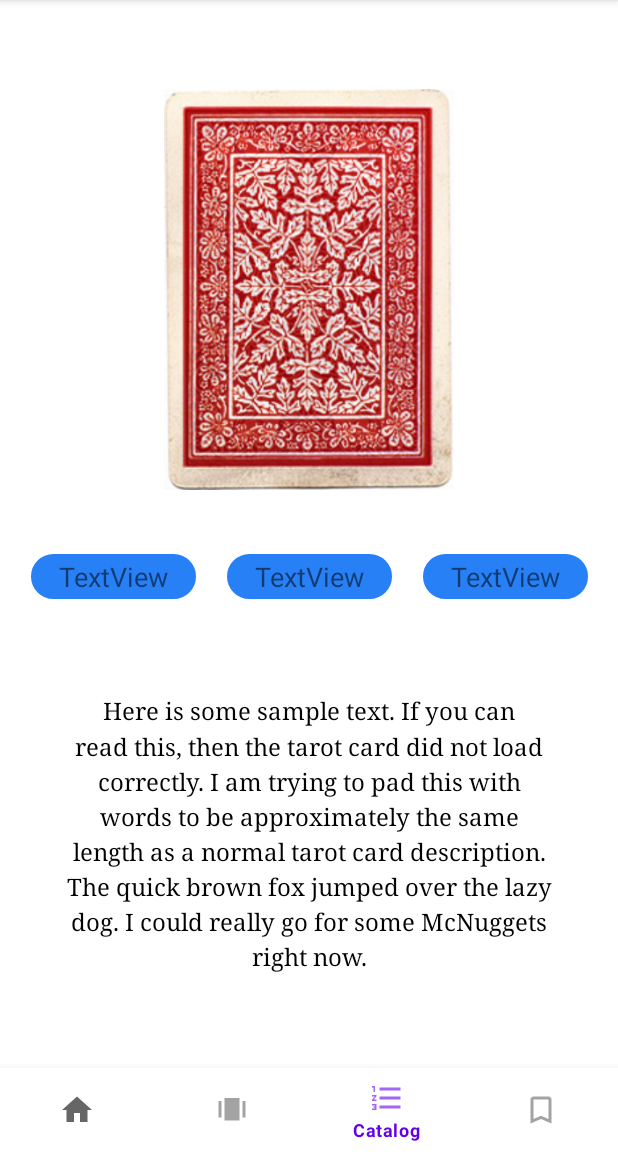
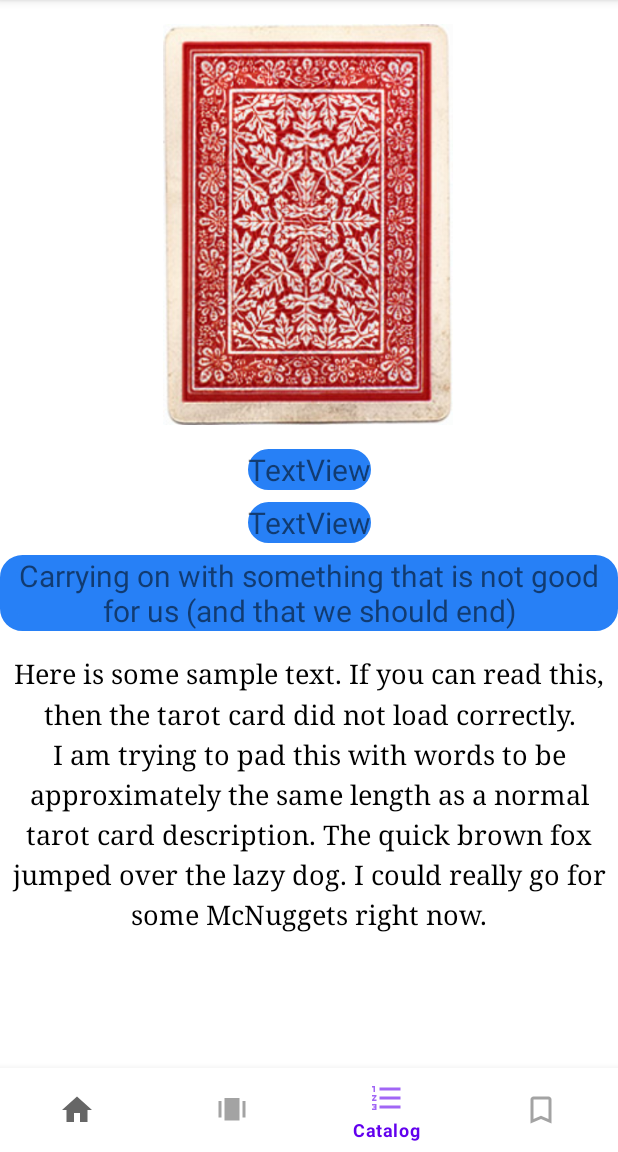
Before and after one commit to Jcheng8293/Zephyrus-, an Android app: the CardFacts screen opened directly, with no data from a screen before it, on a phone screen of 412 x 824 dp, the part 84-1236 px from its top. Run offline under Robolectric (Android 15) with nearby library versions, the phone set to English and light mode, and no system bars; Roboto replaces fonts that are not available here; 6 statements that could not run were skipped.

Commit message:
Added a scroll view for long descriptions, and caption text boxes to handle long captions

```diff
--- a/Zephyrus/app/src/main/java/com/example/zephyrus/CardFacts.java
+++ b/Zephyrus/app/src/main/java/com/example/zephyrus/CardFacts.java
@@ -17,9 +17,9 @@ public class CardFacts extends AppCompatActivity {
         setContentView(R.layout.card_facts);
         TarotCard card = (TarotCard) getIntent().getSerializableExtra("TarotCard");
 
-        TextView leftMeaningTextView = findViewById(R.id.leftMeaningTextView);
+        TextView leftMeaningTextView = findViewById(R.id.topMeaningTextView);
         TextView centerMeaningTextView = findViewById(R.id.centerMeaningTextView);
-        TextView rightMeaningTextView = findViewById(R.id.rightMeaningTextView);
+        TextView rightMeaningTextView = findViewById(R.id.bottomMeaningTextView);
         TextView descriptionTextView = findViewById(R.id.descriptionTextView);
         ImageView tarotCardImageView = findViewById(R.id.tarotCardImageView);
 
--- a/Zephyrus/app/src/main/res/layout/card_facts.xml
+++ b/Zephyrus/app/src/main/res/layout/card_facts.xml
@@ -16,77 +16,94 @@
         app:layout_constraintRight_toRightOf="parent"
         app:menu="@menu/navigation" />
 
-    <TextView
-        android:id="@+id/descriptionTextView"
-        android:layout_width="325dp"
-        android:layout_height="250dp"
-        android:fontFamily="serif"
-        android:gravity="center_horizontal|center_vertical"
-        android:lineSpacingMultiplier="1.25"
-        android:text="Here is some sample text. If you can read this, then the tarot card did not load correctly. I am trying to pad this with words to be approximately the same length as a normal tarot card description. The quick brown fox jumped over the lazy dog. I could really go for some McNuggets right now."
-        android:textAlignment="center"
-        android:textColor="#000000"
-        android:textSize="16sp"
-        app:layout_constraintBottom_toTopOf="@+id/card_facts_navigation"
-        app:layout_constraintEnd_toEndOf="parent"
-        app:layout_constraintStart_toStartOf="parent"
-        app:layout_constraintTop_toBottomOf="@+id/centerMeaningTextView" />
-
     <ImageView
         android:id="@+id/tarotCardImageView"
         android:layout_width="196dp"
         android:layout_height="267dp"
-        app:layout_constraintBottom_toTopOf="@+id/leftMeaningTextView"
+        android:layout_marginTop="16dp"
+        android:layout_marginBottom="8dp"
+        app:layout_constraintBottom_toTopOf="@+id/topMeaningTextView"
         app:layout_constraintEnd_toEndOf="parent"
-        app:layout_constraintHorizontal_bias="0.5"
+        app:layout_constraintHorizontal_bias="0.497"
         app:layout_constraintStart_toStartOf="parent"
         app:layout_constraintTop_toTopOf="parent"
-        app:layout_constraintVertical_bias="0.58"
+        app:layout_constraintVertical_bias="0.19"
         app:srcCompat="@drawable/placeholder_back_of_card" />
 
     <TextView
-        android:id="@+id/leftMeaningTextView"
-        android:layout_width="110dp"
-        android:layout_height="30dp"
+        android:id="@+id/topMeaningTextView"
+        android:layout_width="wrap_content"
+        android:layout_height="wrap_content"
 
+        android:layout_marginTop="8dp"
+        android:layout_marginBottom="8dp"
         android:background="@drawable/bg_rounded"
         android:gravity="center_horizontal|center_vertical"
         android:text="TextView"
         android:textAlignment="center"
-        android:textSize="18sp"
-        app:layout_constraintBottom_toBottomOf="parent"
-        app:layout_constraintEnd_toStartOf="@+id/centerMeaningTextView"
-        app:layout_constraintHorizontal_bias="0.5"
+        android:textSize="20sp"
+        app:layout_constraintBottom_toTopOf="@+id/centerMeaningTextView"
+        app:layout_constraintEnd_toEndOf="parent"
         app:layout_constraintStart_toStartOf="parent"
-        app:layout_constraintTop_toTopOf="parent" />
+        app:layout_constraintTop_toBottomOf="@+id/tarotCardImageView" />
 
     <TextView
         android:id="@+id/centerMeaningTextView"
-        android:layout_width="110dp"
-        android:layout_height="30dp"
+        android:layout_width="wrap_content"
+        android:layout_height="wrap_content"
+        android:layout_marginBottom="8dp"
         android:background="@drawable/bg_rounded"
         android:gravity="center_horizontal|center_vertical"
         android:text="TextView"
         android:textAlignment="center"
-        android:textSize="18sp"
-        app:layout_constraintBottom_toBottomOf="parent"
+        android:textSize="20sp"
+        app:layout_constraintBottom_toTopOf="@+id/bottomMeaningTextView"
         app:layout_constraintEnd_toEndOf="parent"
-        app:layout_constraintHorizontal_bias="0.5"
         app:layout_constraintStart_toStartOf="parent"
-        app:layout_constraintTop_toTopOf="parent" />
+        app:layout_constraintTop_toBottomOf="@+id/topMeaningTextView" />
 
     <TextView
-        android:id="@+id/rightMeaningTextView"
-        android:layout_width="110dp"
-        android:layout_height="30dp"
+        android:id="@+id/bottomMeaningTextView"
+        android:layout_width="wrap_content"
+        android:layout_height="wrap_content"
+        android:layout_marginBottom="8dp"
         android:background="@drawable/bg_rounded"
         android:gravity="center_horizontal|center_vertical"
-        android:text="TextView"
+        android:text="Carrying on with something that is not good for us (and that we should end)"
         android:textAlignment="center"
-        android:textSize="18sp"
-        app:layout_constraintBottom_toBottomOf="parent"
+        android:textSize="20sp"
+        app:layout_constraintBottom_toTopOf="@+id/scrollView"
         app:layout_constraintEnd_toEndOf="parent"
-        app:layout_constraintHorizontal_bias="0.5"
-        app:layout_constraintStart_toEndOf="@+id/centerMeaningTextView"
-        app:layout_constraintTop_toTopOf="parent" />
+        app:layout_constraintHorizontal_bias="0.501"
+        app:layout_constraintStart_toStartOf="parent"
+        app:layout_constraintTop_toBottomOf="@+id/centerMeaningTextView" />
+
+    <ScrollView
+        android:id="@+id/scrollView"
+        android:layout_width="407dp"
+        android:layout_height="0dp"
+        android:layout_marginTop="8dp"
+        app:layout_constraintBottom_toTopOf="@+id/card_facts_navigation"
+        app:layout_constraintEnd_toEndOf="parent"
+        app:layout_constraintStart_toStartOf="parent"
+        app:layout_constraintTop_toBottomOf="@+id/bottomMeaningTextView">
+
+        <LinearLayout
+            android:layout_width="match_parent"
+            android:layout_height="wrap_content"
+            android:orientation="vertical">
+
+            <TextView
+                android:id="@+id/descriptionTextView"
+                android:layout_width="match_parent"
+                android:layout_height="wrap_content"
+                android:fontFamily="serif"
+                android:gravity="center_horizontal|center_vertical"
+                android:lineSpacingMultiplier="1.25"
+                android:text="Here is some sample text. If you can read this, then the tarot card did not load correctly. I am trying to pad this with words to be approximately the same length as a normal tarot card description. The quick brown fox jumped over the lazy dog. I could really go for some McNuggets right now."
+                android:textAlignment="center"
+                android:textColor="#000000"
+                android:textSize="18sp" />
+        </LinearLayout>
+    </ScrollView>
 </androidx.constraintlayout.widget.ConstraintLayout>
```
Also changed, not shown: 1 other file.
